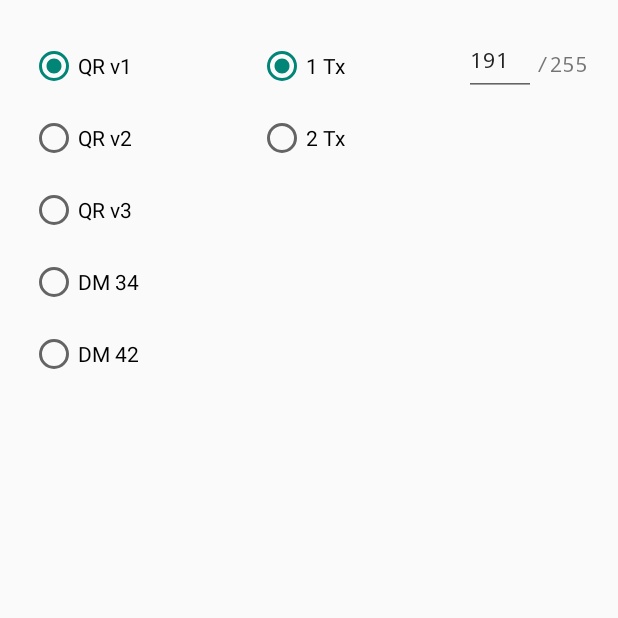
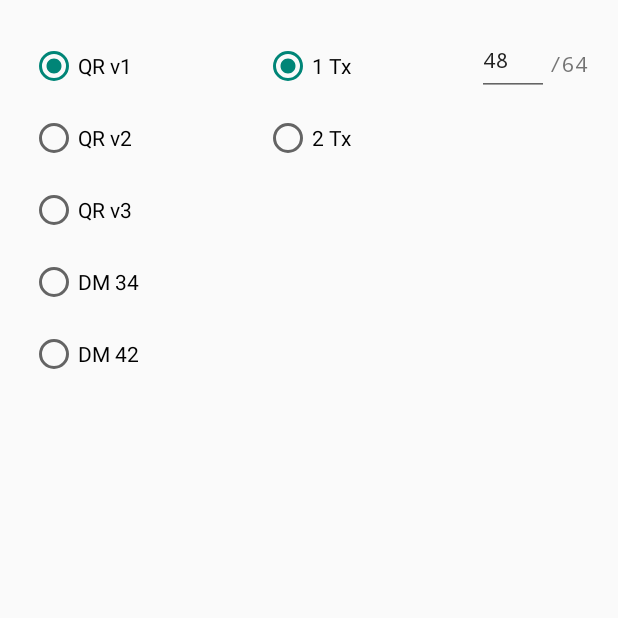
Before and after one commit to mchavezt86/FLCoSRT01, an Android app: the SelectorFragment screen opened through its navigation route, on a phone screen of 412 x 824 dp, the top half of it. Run offline under Robolectric (Android 15) with nearby library versions, the phone set to English and light mode, and no system bars; 1 statement that could not run was skipped.

Commit message:
Big change on RS from (255,191) to (64,48) for phones with low-RAM phones.

```diff
--- a/app/src/main/java/com/android/flcosrt01/basic/CameraActivity.kt
+++ b/app/src/main/java/com/android/flcosrt01/basic/CameraActivity.kt
@@ -55,10 +55,10 @@ class CameraActivity : AppCompatActivity() {
         const val ANIMATION_FAST_MILLIS = 50L
         const val ANIMATION_SLOW_MILLIS = 100L
         private const val IMMERSIVE_FLAG_TIMEOUT = 500L
-        const val RS_TOTAL_SIZE = 255
+        const val RS_TOTAL_SIZE = 64
 
         /** Global variables to control system */
-        var rsDataSize = 191
+        var rsDataSize = 48
         var qrBytes = 17
         var numberOfTx = 1
         var rsParitySize = RS_TOTAL_SIZE - rsDataSize
--- a/app/src/main/res/layout-land/selector_fragment.xml
+++ b/app/src/main/res/layout-land/selector_fragment.xml
@@ -83,7 +83,8 @@
         android:inputType="numberDecimal"
         android:minWidth="48dp"
         android:minHeight="48dp"
-        android:text="191"
+        android:text="@string/rs_data"
+        android:textAlignment="viewEnd"
         android:textSize="14sp"
         android:typeface="monospace"
         app:layout_constraintStart_toEndOf="@+id/n_tx"
--- a/app/src/main/res/layout/selector_fragment.xml
+++ b/app/src/main/res/layout/selector_fragment.xml
@@ -85,7 +85,8 @@
         android:inputType="numberDecimal"
         android:minWidth="48dp"
         android:minHeight="48dp"
-        android:text="191"
+        android:text="@string/rs_data"
+        android:textAlignment="viewEnd"
         android:textSize="14sp"
         android:typeface="monospace"
         app:layout_constraintEnd_toStartOf="@+id/rs_total"
--- a/app/src/main/res/values/strings.xml
+++ b/app/src/main/res/values/strings.xml
@@ -23,7 +23,8 @@
     <string name="dm42">DM 42</string>
     <string name="tx1">1 Tx</string>
     <string name="tx2">2 Tx</string>
-    <string name="rs_total">/255</string>
+    <string name="rs_data">48</string>
+    <string name="rs_total">/64</string>
     <string name="capt_dec_time">Capture and decode time: </string>
     <string name="rs_time">Reed Solomon time: </string>
 </resources>
```
Also changed, not shown: app/src/main/java/com/android/flcosrt01/basic/ProcessingClass.kt (+103 -1 lines), app/src/main/java/com/android/flcosrt01/basic/fragments/CameraFragment.kt (+16 -6 lines).
